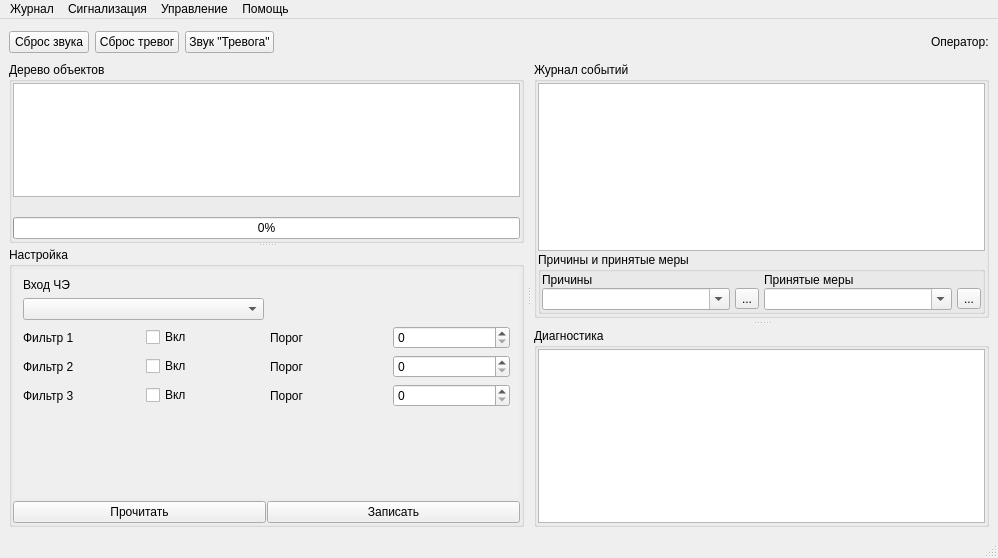
This is m_server/MainWindowServer.ui in xXRadioHeadXx/start7 as Qt 5 draws it before an edit. The edited form follows.
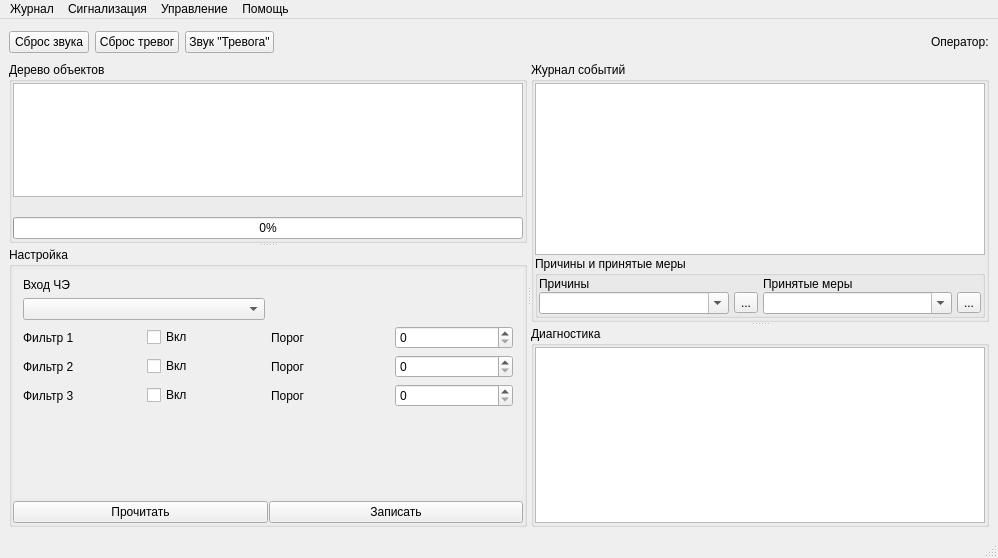
This is the edited form. Icons and pictures are not drawn.

```diff
--- a/m_server/MainWindowServer.ui
+++ b/m_server/MainWindowServer.ui
@@ -107,14 +107,26 @@
      </layout>
     </item>
     <item>
-     <widget class="QSplitter" name="splitter_3">
+     <widget class="QSplitter" name="splitter_TreeVsJour">
+      <property name="frameShadow">
+       <enum>QFrame::Plain</enum>
+      </property>
+      <property name="lineWidth">
+       <number>1</number>
+      </property>
+      <property name="midLineWidth">
+       <number>1</number>
+      </property>
       <property name="orientation">
        <enum>Qt::Horizontal</enum>
       </property>
       <property name="handleWidth">
-       <number>10</number>
+       <number>4</number>
       </property>
-      <widget class="QSplitter" name="splitter_2">
+      <widget class="QSplitter" name="splitter_TreeVsCustomization">
+       <property name="midLineWidth">
+        <number>1</number>
+       </property>
        <property name="orientation">
         <enum>Qt::Vertical</enum>
        </property>
@@ -1278,7 +1290,10 @@
         </layout>
        </widget>
       </widget>
-      <widget class="QSplitter" name="splitter">
+      <widget class="QSplitter" name="splitter_JourVsDiagnostics">
+       <property name="midLineWidth">
+        <number>1</number>
+       </property>
        <property name="orientation">
         <enum>Qt::Vertical</enum>
        </property>
@@ -1286,7 +1301,7 @@
         <bool>true</bool>
        </property>
        <property name="handleWidth">
-        <number>10</number>
+        <number>4</number>
        </property>
        <widget class="QGroupBox" name="groupBox_Jour">
         <property name="title">
```
Left out of the diff: 3 changed lines with no effect on the pictures.
